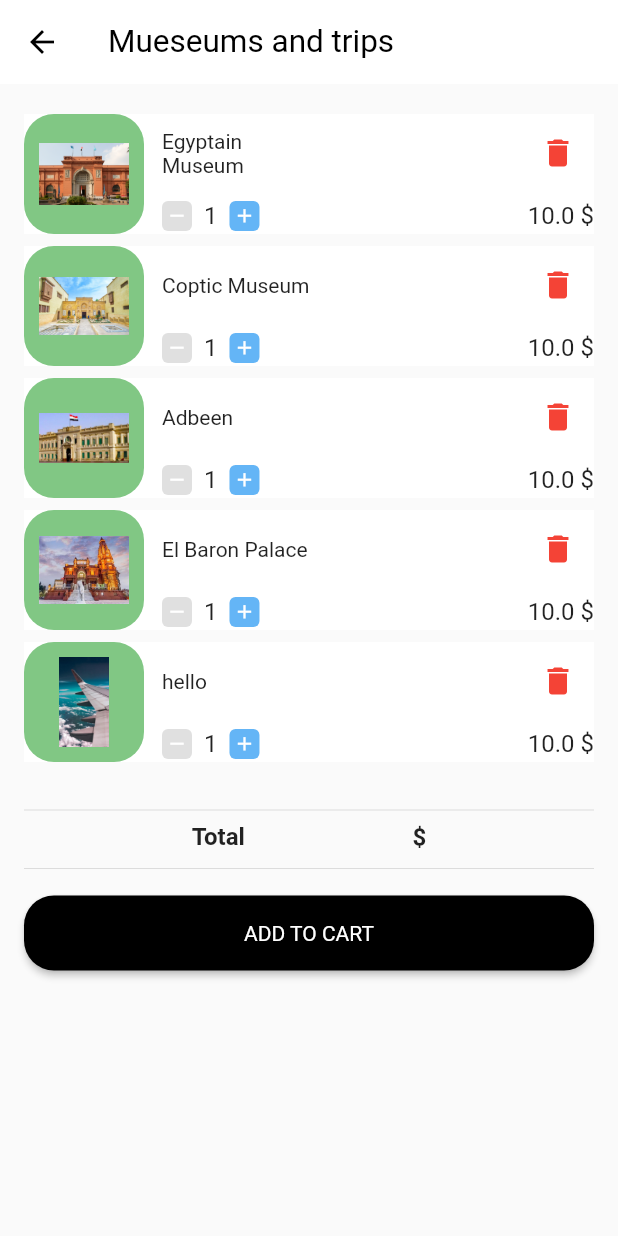
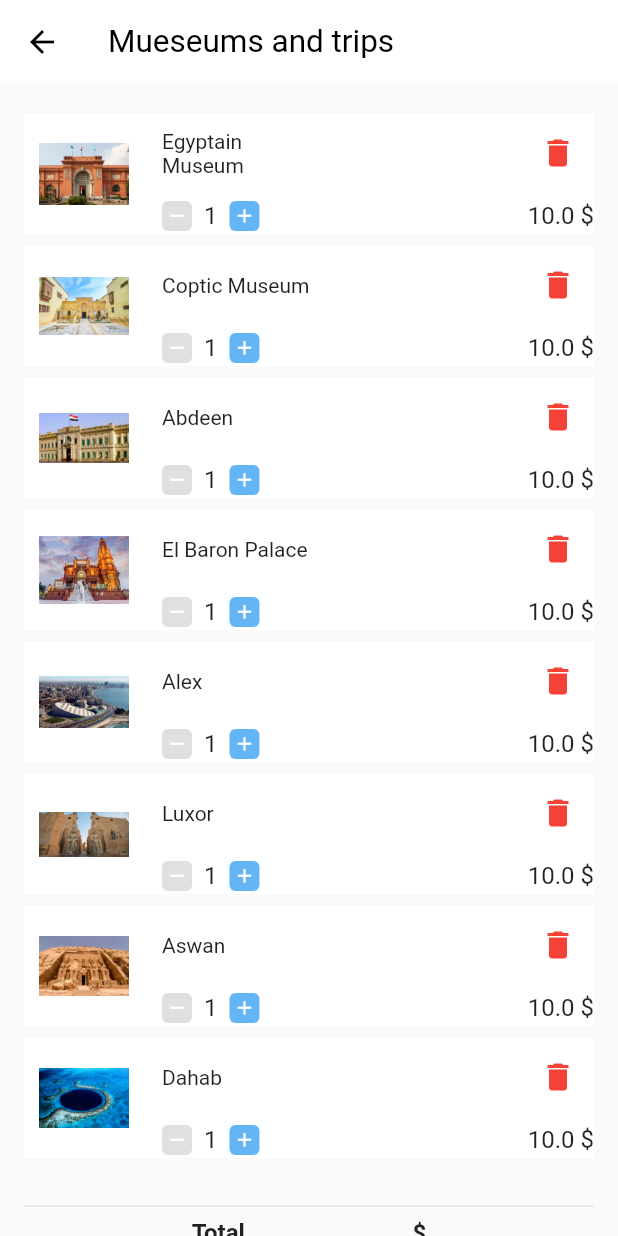
Before and after one commit to kareem337/RZ-tours-app, a Flutter app: the screen it shows after launch, item 2 of the bottom bar chosen, on a phone screen of 412 x 824 dp. Run offline on Flutter 3.47's test engine with Material 2 defaults, Android fonts, the phone set to English and light mode, and no system bars; network calls fail.

Commit message:
update chat

```diff
--- a/rz_tours/lib/screens/product_.dart
+++ b/rz_tours/lib/screens/product_.dart
@@ -28,9 +28,12 @@ class _CartViewState extends State<CartView> {
         children: [
           CartItem('Tahrir museum.jpg', 'Egyptain Museum ', 10),
           CartItem('Coptic Museum.jpg', 'Coptic Museum', 10),
-          CartItem('Abdeen.jpg', 'Adbeen', 10),
+          CartItem('Abdeen.jpg', 'Abdeen', 10),
           CartItem('El baron Palace.jpg', 'El Baron Palace', 10),
-          CartItem('background.jpg', 'hello', 10),
+          CartItem('Alex.jpg', 'Alex', 10),
+          CartItem('luxor.jpg', 'Luxor', 10),
+          CartItem('abu simple.jpg', 'Aswan', 10),
+          CartItem('dahab.jpg', 'Dahab', 10),
           SizedBox(height: 20.0),
           Divider(),
           Row(
--- a/rz_tours/lib/widgets/products.dart
+++ b/rz_tours/lib/widgets/products.dart
@@ -18,10 +18,7 @@ class CartItem extends StatelessWidget {
               Container(
                 width: 80.0,
                 height: 80.0,
-                decoration: BoxDecoration(
-                  color: Colors.green[300],
-                  borderRadius: BorderRadius.circular(20.0),
-                ),
+                decoration: BoxDecoration(),
                 child: Center(
                   child: Container(
                     width: 60.0,
```
Also changed, not shown: rz_tours/assets/Alex.jpg (added), rz_tours/assets/abu simple.jpg (added), rz_tours/assets/dahab.jpg (added), rz_tours/assets/luxor.jpg (added).
